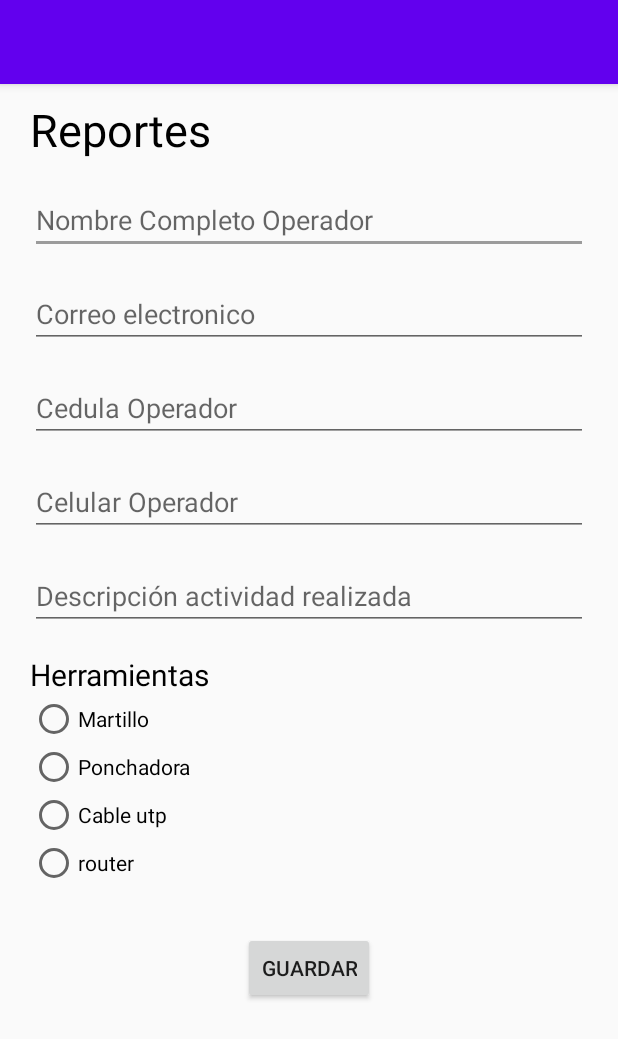
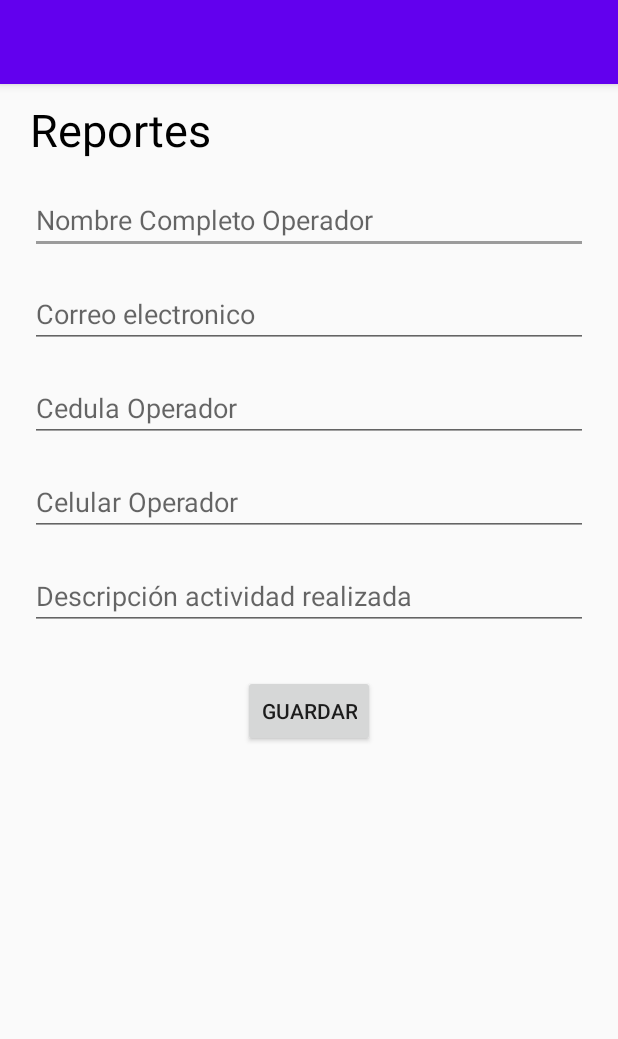
Before and after one commit to jasom98/SinetPractica, an Android app: the Reporte screen opened directly, with no data from a screen before it, on a phone screen of 412 x 824 dp. Shown: the top 1039 px of the screen. Run offline under Robolectric (Android 15) with nearby library versions, the phone set to English and light mode, and no system bars; our stand-ins replace Firebase (no records; nobody signed in at launch, a user with empty details on screens opened directly).

Commit message:
CRUD Listo by: Jason Martinez Oz.

```diff
--- a/app/src/main/res/layout/activity_reporte.xml
+++ b/app/src/main/res/layout/activity_reporte.xml
@@ -64,42 +64,6 @@
             android:hint="Descripción actividad realizada"
             />
 
-        <TextView
-            android:layout_marginTop="16dp"
-            android:textColor="@color/colorBlack"
-            android:layout_width="wrap_content"
-            android:layout_height="wrap_content"
-            android:text="Herramientas"
-            android:textSize="20dp"/>
-
-
-
-        <RadioGroup xmlns:android="http://schemas.android.com/apk/res/android"
-            android:layout_width="match_parent"
-            android:layout_height="wrap_content"
-            android:orientation="vertical">
-            <RadioButton android:id="@+id/radio_pirates"
-                android:layout_width="wrap_content"
-                android:layout_height="wrap_content"
-                android:text="Martillo"
-                />
-            <RadioButton android:id="@+id/pon"
-                android:layout_width="wrap_content"
-                android:layout_height="wrap_content"
-                android:text="Ponchadora"
-               />
-            <RadioButton android:id="@+id/cab"
-                android:layout_width="wrap_content"
-                android:layout_height="wrap_content"
-                android:text="Cable utp"
-                />
-            <RadioButton android:id="@+id/cc"
-                android:layout_width="wrap_content"
-                android:layout_height="wrap_content"
-                android:text="router"
-                />
-        </RadioGroup>
-
         <Button
             android:id="@+id/btnsavereport"
             android:layout_width="wrap_content"
```
Also changed, not shown: app/src/main/java/com/example/loginmain/Model/myadapter.java (+4 -4 lines), app/src/main/res/layout/dialogcontent.xml (+17 -6 lines), app/src/main/res/layout/lista_registros.xml (+40 -0 lines).
